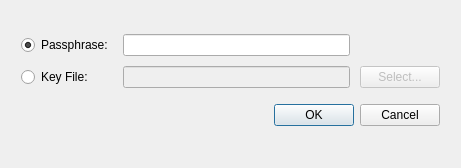
First picture: the form in qt_ui/get_passphrase_or_key_dialog.ui, repository evpo/EncryptPad, before the edit.
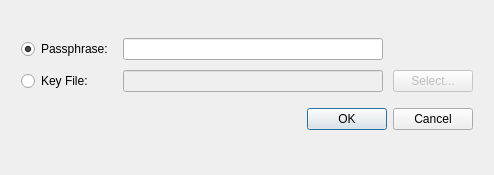
Second picture: the form after the edit.

What changed in the file:
```diff
--- a/qt_ui/get_passphrase_or_key_dialog.ui
+++ b/qt_ui/get_passphrase_or_key_dialog.ui
@@ -6,8 +6,8 @@
    <rect>
     <x>0</x>
     <y>0</y>
-    <width>461</width>
-    <height>168</height>
+    <width>494</width>
+    <height>175</height>
    </rect>
   </property>
   <property name="windowTitle">
```
